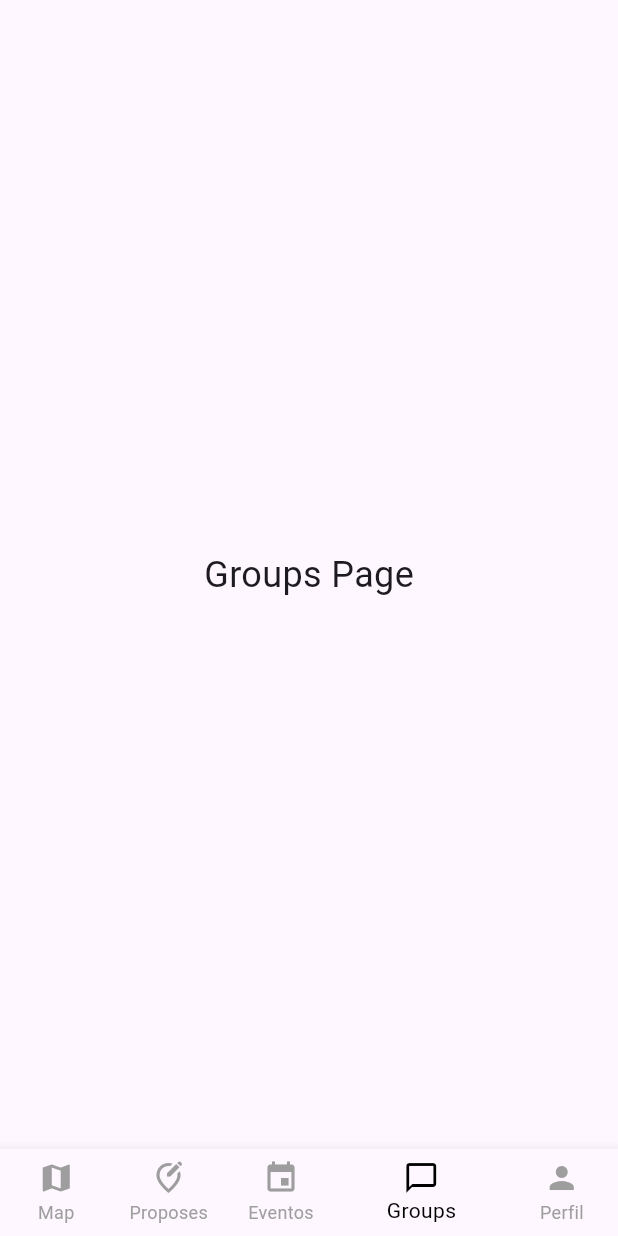
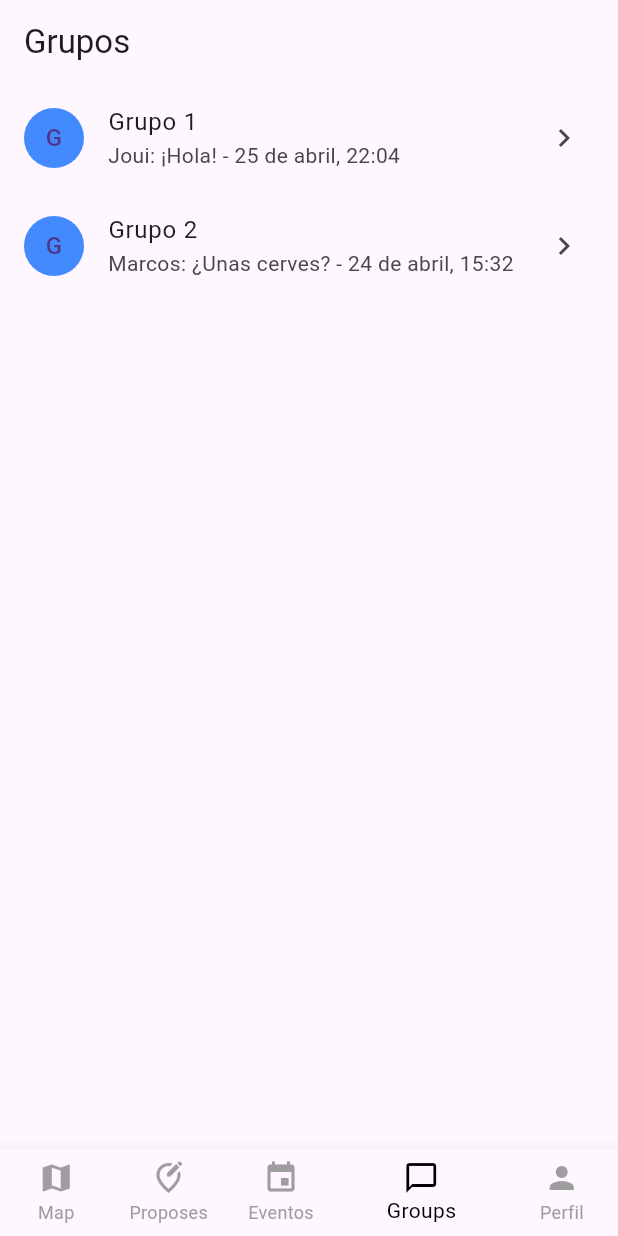
Before and after one commit to the-code-team/PostIn-App, a Flutter app: the screen it shows after launch, item 4 of the bottom bar chosen, on a phone screen of 412 x 824 dp. Run offline on Flutter 3.47's test engine with Material 3 defaults, Android fonts, the phone set to English and light mode, and no system bars; our stand-ins replace flutter_map, latlong2.

Commit message:
Feat/Groups view

```diff
--- a/lib/pages/groupsPage.dart
+++ b/lib/pages/groupsPage.dart
@@ -1,12 +1,51 @@
 import 'package:flutter/material.dart';
+import 'package:postin_app/pages/chatPage.dart';
 
 class GroupsPage extends StatelessWidget {
+  final List<Map<String, dynamic>> groups = [
+    {
+      'name': 'Grupo 1',
+      'lastMessage': 'Joui: ¡Hola!',
+      'time': '25 de abril, 22:04'
+    },
+    {
+      'name': 'Grupo 2',
+      'lastMessage': 'Marcos: ¿Unas cerves?',
+      'time': '24 de abril, 15:32'
+    }
+    // Puedes añadir más grupos aquí
+  ];
+
   @override
   Widget build(BuildContext context) {
-    return Center(
-      child: Text(
-        'Groups Page',
-        style: TextStyle(fontSize: 24.0),
+    return Scaffold(
+      appBar: AppBar(
+        title: Text('Grupos'),
+      ),
+      body: ListView.builder(
+        itemCount: groups.length,
+        itemBuilder: (context, index) {
+          var group = groups[index];
+          return InkWell(
+            onTap: () {
+              Navigator.push(
+                context,
+                MaterialPageRoute(
+                  builder: (context) => ChatPage(groupName: group['name']),
+                ),
+              );
+            },
+            child: ListTile(
+              leading: CircleAvatar(
+                backgroundColor: Colors.blueAccent,
+                child: Text(group['name'][0]),
+              ),
+              title: Text(group['name']),
+              subtitle: Text('${group['lastMessage']} - ${group['time']}'),
+              trailing: Icon(Icons.chevron_right),
+            ),
+          );
+        },
       ),
     );
   }
```
Also changed, not shown: lib/pages/chatPage.dart (added, +22 -0 lines).
